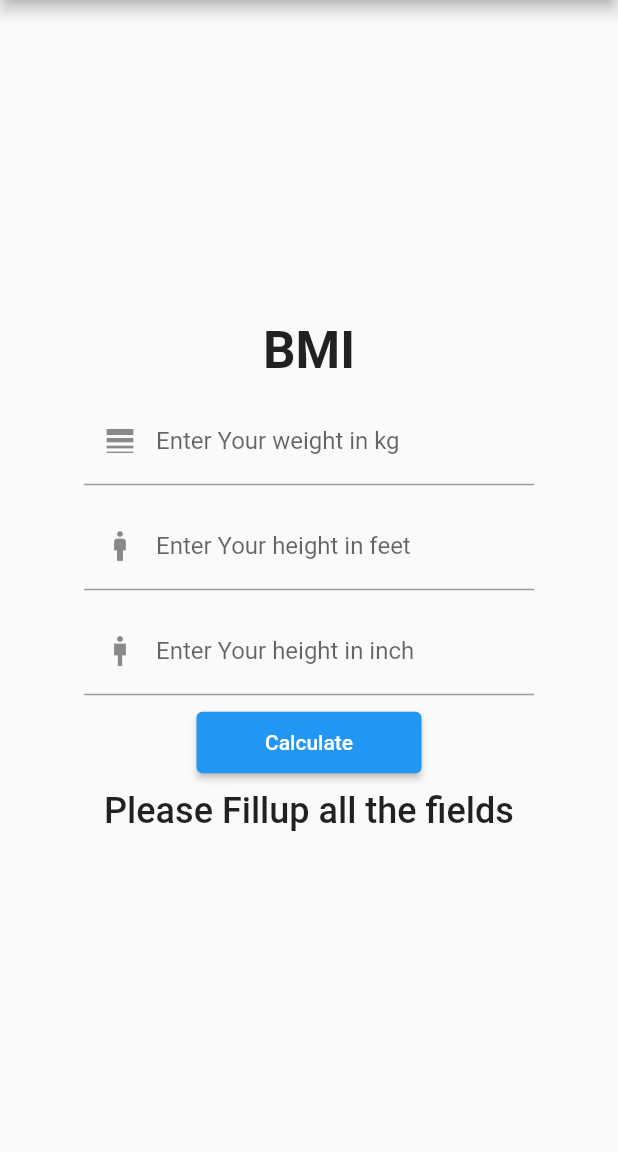
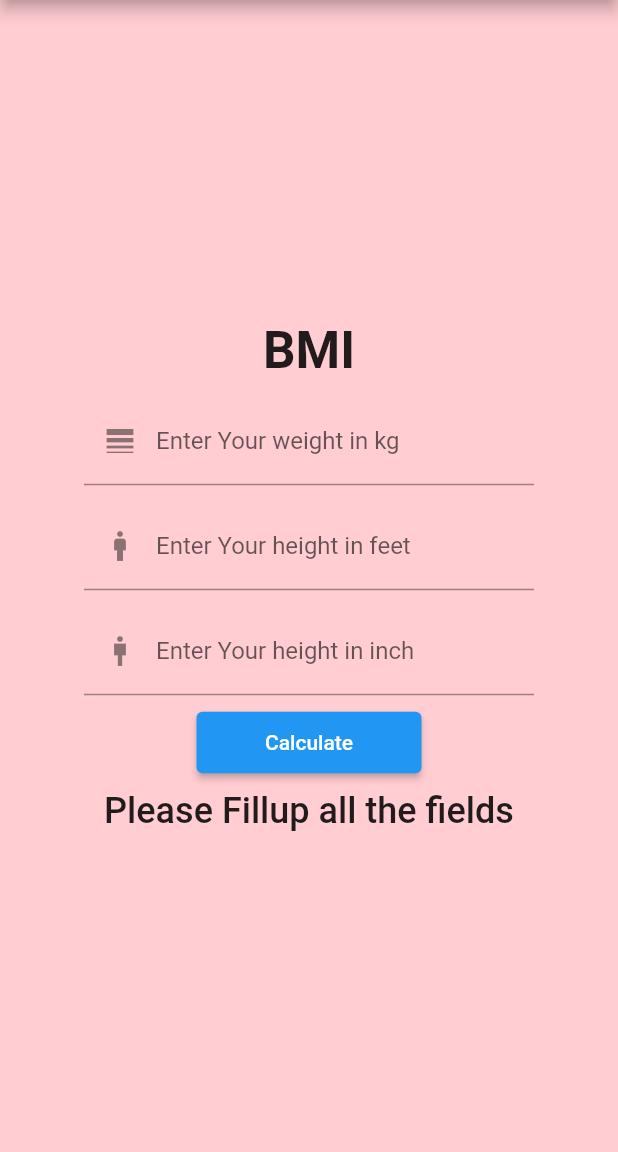
Before and after one commit to akibur-rahman/BMI-Calculator-App-using-Flutter, a Flutter app: the screen it shows after launch, after a tap on "Calculate", on a phone screen of 412 x 824 dp, the part 84-1236 px from its top. Run offline on Flutter 3.47's test engine with Material 2 defaults, Android fonts, the phone set to English and light mode, and no system bars.

Commit message:
completed BMI app
added background color change depending on BMI value

```diff
--- a/app/lib/main.dart
+++ b/app/lib/main.dart
@@ -35,13 +35,17 @@ class _MyHomePageState extends State<MyHomePage> {
   var weightContorller = TextEditingController(); //takes weight
   dynamic result = '';
 
+  var bgColor = Colors.white;
+
   @override
   Widget build(BuildContext context) {
     return Scaffold(
         appBar: AppBar(
           title: Center(child: const Text('BMI Calculator')),
         ),
-        body: Center(
+        body: Container(
+          color: bgColor,
+          child: Center(
             child: Container(
               width: 300,
               child: Column(
@@ -111,10 +115,19 @@ class _MyHomePageState extends State<MyHomePage> {
 
                           var BMI = iwt / (tM * tM);
 
+                          if (BMI > 25) {
+                            bgColor = Colors.red.shade200;
+                          } else if (BMI < 18) {
+                            bgColor = Colors.yellow.shade100;
+                          } else {
+                            bgColor = Colors.green.shade300;
+                          }
+
                           result = 'Your BMI is: ${BMI.toStringAsFixed(2)}';
                           setState(() {});
                         } else {
                           result = 'Please Fillup all the fields';
+                          bgColor = Colors.red.shade100;
                           setState(() {});
                         }
                       },
@@ -134,6 +147,7 @@ class _MyHomePageState extends State<MyHomePage> {
                 ],
               ),
             ),
+          ),
         ) // This trailing comma makes auto-formatting nicer for build methods.
         );
   }
```
Lines whose indentation alone changed are shown as unchanged.
